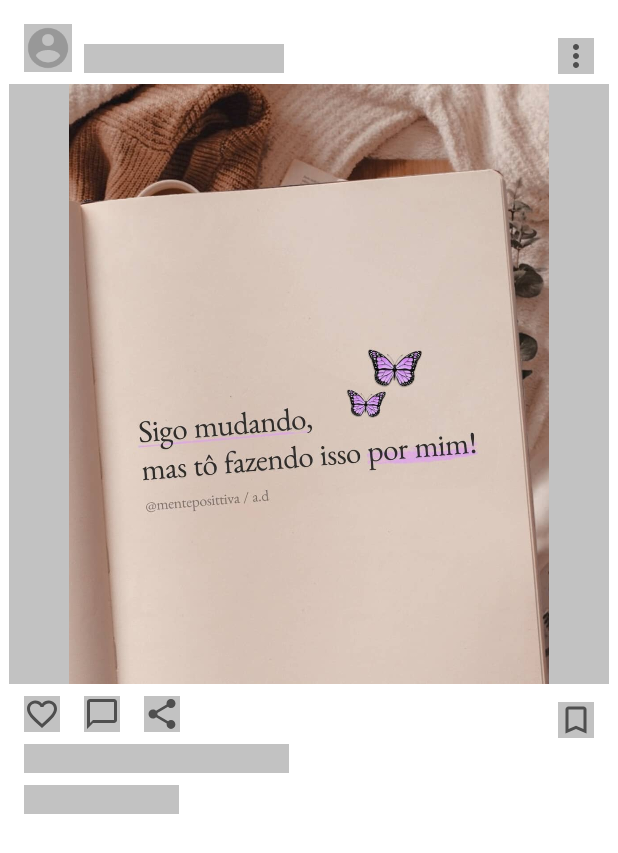
After one commit to edilsonvilarinho/mygram, an Android app: the layout row_post_list_shimmer.xml on its own in the app's theme, with its tools: preview values and no code run, on a phone screen of 412 x 824 dp. The commit adds this screen. Shown: the top 853 px of the screen. Run offline under Robolectric (Android 15) with nearby library versions, the phone set to English and light mode, and no system bars.

Commit message:
dicionado o shimmer para loading de carregamento dos storys e posts

```diff
--- a/app/build.gradle
+++ b/app/build.gradle
@@ -60,4 +60,6 @@ dependencies {
     implementation 'com.squareup.retrofit2:converter-gson:2.9.0'
     implementation 'com.squareup.okhttp3:okhttp:5.0.0-alpha.2'
     implementation "com.squareup.picasso:picasso:2.71828"
+
+    implementation 'com.facebook.shimmer:shimmer:0.5.0'
 }
--- a/app/src/main/java/br/com/edilsonvilarinho/mygram/ui/view/main/MainActivity.kt
+++ b/app/src/main/java/br/com/edilsonvilarinho/mygram/ui/view/main/MainActivity.kt
@@ -46,10 +46,10 @@ class MainActivity : AppCompatActivity() {
             adapterPost.mPosts = it
         })
         mainViewModel.loadingStorys.observe(this, Observer {
-            binding.progressBarStorys.isVisible = it
+            binding.shimmerLayoutStorys.isVisible = it
         })
         mainViewModel.loadingPosts.observe(this, Observer {
-            binding.progressBarPosts.isVisible = it
+            binding.shimmerLayoutPosts.isVisible = it
         })
     }
 
--- /dev/null
+++ b/app/src/main/res/layout/row_post_list_shimmer.xml
@@ -0,0 +1,151 @@
+<?xml version="1.0" encoding="utf-8"?>
+<androidx.constraintlayout.widget.ConstraintLayout xmlns:android="http://schemas.android.com/apk/res/android"
+    xmlns:app="http://schemas.android.com/apk/res-auto"
+    xmlns:tools="http://schemas.android.com/tools"
+    android:layout_width="match_parent"
+    android:layout_height="wrap_content">
+
+    <de.hdodenhof.circleimageview.CircleImageView
+        android:id="@+id/picture"
+        android:layout_width="32dp"
+        android:layout_height="32dp"
+        android:layout_marginStart="16dp"
+        android:layout_marginTop="16dp"
+        android:background="@color/shimmerColor"
+        android:src="@drawable/ic_round_account_circle"
+        app:layout_constraintStart_toStartOf="parent"
+        app:layout_constraintTop_toTopOf="parent"
+        tools:src="@drawable/ic_round_account_circle" />
+
+    <TextView
+        android:id="@+id/username"
+        android:layout_width="wrap_content"
+        android:layout_height="wrap_content"
+        android:layout_marginStart="8dp"
+        android:layout_marginTop="29dp"
+        android:background="@color/shimmerColor"
+        android:text="                                        "
+        android:textColor="@color/black"
+        app:layout_constraintEnd_toEndOf="parent"
+        app:layout_constraintHorizontal_bias="0.0"
+        app:layout_constraintStart_toEndOf="@+id/picture"
+        app:layout_constraintTop_toTopOf="parent" />
+
+    <ImageView
+        android:id="@+id/imageView"
+        android:layout_width="400dp"
+        android:layout_height="400dp"
+        android:layout_marginTop="8dp"
+        android:background="@color/shimmerColor"
+        app:layout_constraintEnd_toEndOf="parent"
+        app:layout_constraintStart_toStartOf="parent"
+        app:layout_constraintTop_toBottomOf="@+id/picture"
+        tools:src="@drawable/img_post" />
+
+
+    <ImageView
+        android:id="@+id/imageView2"
+        android:layout_width="wrap_content"
+        android:layout_height="wrap_content"
+        android:layout_marginStart="16dp"
+        android:layout_marginTop="8dp"
+        android:background="@color/shimmerColor"
+        app:layout_constraintStart_toStartOf="parent"
+        app:layout_constraintTop_toBottomOf="@+id/imageView"
+        tools:src="@drawable/ic_baseline_favorite_border_24" />
+
+    <ImageView
+        android:id="@+id/imageView3"
+        android:layout_width="wrap_content"
+        android:layout_height="wrap_content"
+        android:layout_marginStart="16dp"
+        android:layout_marginTop="8dp"
+        android:layout_marginEnd="16dp"
+        android:background="@color/shimmerColor"
+        app:layout_constraintEnd_toStartOf="@+id/imageView4"
+        app:layout_constraintStart_toEndOf="@+id/imageView2"
+        app:layout_constraintTop_toBottomOf="@+id/imageView"
+        tools:src="@drawable/ic_baseline_chat_bubble_outline_24" />
+
+    <ImageView
+        android:id="@+id/imageView4"
+        android:layout_width="wrap_content"
+        android:layout_height="wrap_content"
+        android:layout_marginStart="16dp"
+        android:layout_marginTop="8dp"
+        android:background="@color/shimmerColor"
+        app:layout_constraintStart_toEndOf="@+id/imageView3"
+        app:layout_constraintTop_toBottomOf="@+id/imageView"
+        tools:src="@drawable/ic_baseline_share_24" />
+
+    <ImageView
+        android:id="@+id/imageView5"
+        android:layout_width="wrap_content"
+        android:layout_height="wrap_content"
+        android:layout_marginTop="12dp"
+        android:layout_marginEnd="16dp"
+        android:background="@color/shimmerColor"
+        app:layout_constraintEnd_toEndOf="parent"
+        app:layout_constraintTop_toBottomOf="@+id/imageView"
+        tools:src="@drawable/ic_baseline_bookmark_border_24" />
+
+    <ImageView
+        android:layout_width="wrap_content"
+        android:layout_height="wrap_content"
+        android:layout_marginTop="25dp"
+        android:layout_marginEnd="16dp"
+        android:background="@color/shimmerColor"
+        app:layout_constraintEnd_toEndOf="parent"
+        app:layout_constraintTop_toTopOf="parent"
+        tools:src="@drawable/ic_baseline_more_vert_24" />
+
+
+    <TextView
+        android:id="@+id/textView2"
+        android:layout_width="wrap_content"
+        android:layout_height="wrap_content"
+        android:layout_marginStart="16dp"
+        android:layout_marginTop="8dp"
+        android:background="@color/shimmerColor"
+        android:text="                                                     "
+        app:layout_constraintEnd_toEndOf="parent"
+        app:layout_constraintHorizontal_bias="0.0"
+        app:layout_constraintStart_toStartOf="parent"
+        app:layout_constraintTop_toBottomOf="@+id/imageView2" />
+
+    <TextView
+        android:layout_width="wrap_content"
+        android:layout_height="wrap_content"
+        android:layout_marginStart="16dp"
+        android:layout_marginTop="8dp"
+        android:background="@color/shimmerColor"
+        android:text="                               "
+        app:layout_constraintEnd_toEndOf="parent"
+        app:layout_constraintHorizontal_bias="0.0"
+        app:layout_constraintStart_toStartOf="parent"
+        app:layout_constraintTop_toBottomOf="@+id/textView2" />
+
+    <ProgressBar
+        android:id="@+id/progressBarUsername"
+        style="?android:attr/progressBarStyle"
+        android:layout_width="32dp"
+        android:layout_height="32dp"
+        android:layout_marginStart="16dp"
+        android:layout_marginTop="16dp"
+        android:visibility="gone"
+        app:layout_constraintStart_toStartOf="parent"
+        app:layout_constraintTop_toTopOf="parent" />
+
+    <ProgressBar
+        android:id="@+id/progressBarImg"
+        style="?android:attr/progressBarStyle"
+        android:layout_width="400dp"
+        android:layout_height="400dp"
+        android:visibility="gone"
+        app:layout_constraintBottom_toTopOf="@+id/imageView2"
+        app:layout_constraintEnd_toEndOf="parent"
+        app:layout_constraintStart_toStartOf="parent"
+        app:layout_constraintTop_toBottomOf="@+id/username" />
+
+
+</androidx.constraintlayout.widget.ConstraintLayout>
--- a/app/src/main/res/values/colors.xml
+++ b/app/src/main/res/values/colors.xml
@@ -10,4 +10,6 @@
     <color name="granitegray">#6F646464</color>
 
     <color name="colorDetail">#090000</color>
+
+    <color name="shimmerColor">#C2C2C2</color>
 </resources>
```
Also changed, not shown: app/src/main/res/layout/activity_main.xml (+74 -15 lines), app/src/main/res/layout/row_story_list_shimmer.xml (added, +37 -0 lines).
